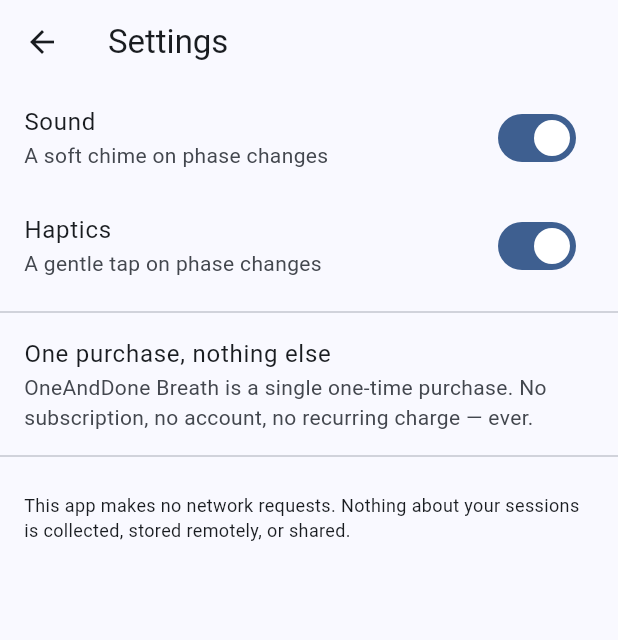
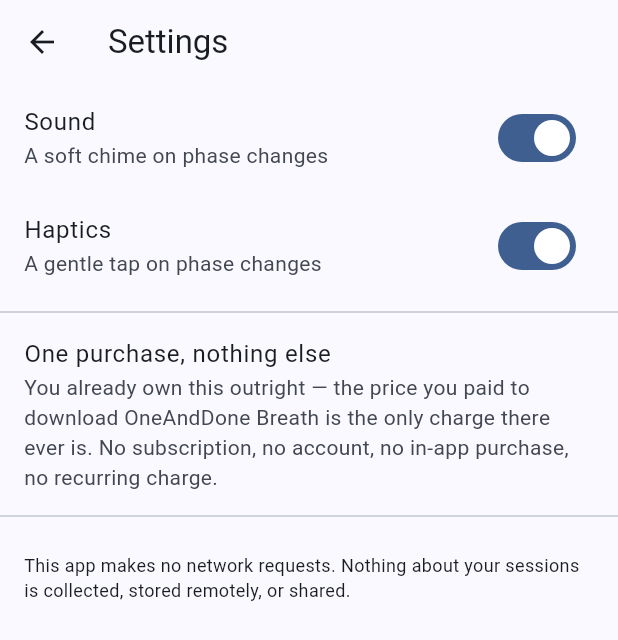
Before and after one commit to Kdevelopment2026/oneanddone-breath, a Flutter app: the SettingsScreen screen opened directly, on a phone screen of 412 x 824 dp. Shown: the top 640 px of the screen. Run offline on Flutter 3.47's test engine with Material 3 defaults, Android fonts, the phone set to English and light mode, and no system bars; our stand-ins replace lottie.

Commit message:
Settle on paid-app monetisation, not free+IAP unlock
The app is sold once in App Store Connect at a fixed price, not
distributed free with an in-app purchase to unlock. Removes the
in-progress in_app_purchase/PurchaseStatus scaffolding entirely and
updates README, CLAUDE.md, and the settings screen copy to describe
and enforce a paid-app-only model (golden rules 1 and 8).

Co-Authored-By: Claude Sonnet 5 <noreply@anthropic.com>
Claude-Session: https://claude.ai/code/session_01MYWVqoSEtauLDQC2ivYeTx

```diff
--- a/lib/screens/settings_screen.dart
+++ b/lib/screens/settings_screen.dart
@@ -36,8 +36,9 @@ class _SettingsScreenState extends State<SettingsScreen> {
           const ListTile(
             title: Text('One purchase, nothing else'),
             subtitle: Text(
-              'OneAndDone Breath is a single one-time purchase. No subscription, '
-              'no account, no recurring charge — ever.',
+              'You already own this outright — the price you paid to download '
+              'OneAndDone Breath is the only charge there ever is. No subscription, '
+              'no account, no in-app purchase, no recurring charge.',
             ),
           ),
           const Divider(),
```
Also changed, not shown: 2 other files.
